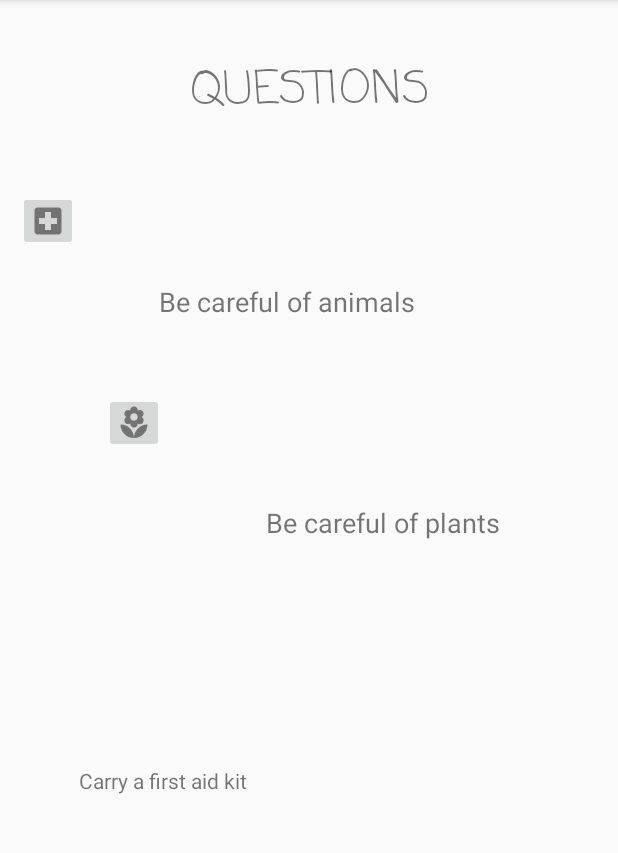
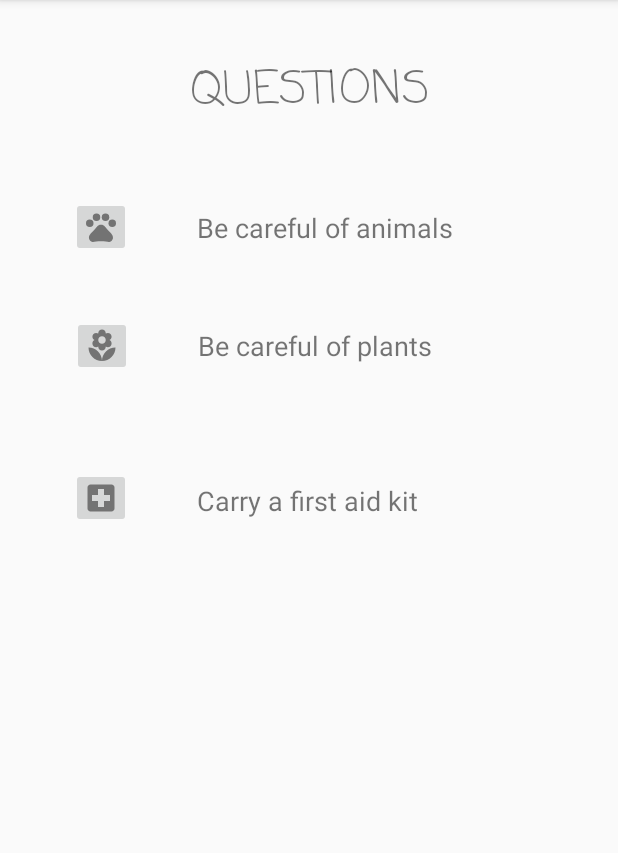
Before and after one commit to htotten/SBTrax, an Android app: the QuestionsActivity screen opened directly, with no data from a screen before it, on a phone screen of 412 x 824 dp, the part 84-937 px from its top. Run offline under Robolectric (Android 15) with nearby library versions, the phone set to English and light mode, and no system bars.

Commit message:
basic for questions page

```diff
--- a/app/src/main/res/layout/activity_questions.xml
+++ b/app/src/main/res/layout/activity_questions.xml
@@ -27,31 +27,30 @@
         android:id="@+id/wildlifebutton"
         android:layout_width="40dp"
         android:layout_height="40dp"
-        android:layout_marginStart="86dp"
-        android:layout_marginLeft="86dp"
-        android:layout_marginEnd="15dp"
-        android:layout_marginRight="15dp"
-        android:layout_marginBottom="45dp"
+        android:layout_marginStart="59dp"
+        android:layout_marginLeft="59dp"
+        android:layout_marginTop="36dp"
+        android:layout_marginEnd="22dp"
+        android:layout_marginRight="22dp"
+        android:layout_marginBottom="39dp"
         android:contentDescription="@string/action_wild"
         android:src="@drawable/ic_paw"
         app:layout_constraintBottom_toTopOf="@+id/plantlifebutton"
-        app:layout_constraintEnd_toStartOf="@+id/qheader"
+        app:layout_constraintEnd_toStartOf="@+id/wildtext"
         app:layout_constraintStart_toStartOf="parent"
-        app:layout_constraintTop_toTopOf="parent" />
+        app:layout_constraintTop_toBottomOf="@+id/qheader" />
 
     <TextView
         android:id="@+id/wildtext"
         android:layout_width="wrap_content"
         android:layout_height="wrap_content"
-        android:layout_marginStart="12dp"
-        android:layout_marginLeft="12dp"
-        android:layout_marginTop="93dp"
-        android:layout_marginEnd="105dp"
-        android:layout_marginRight="105dp"
-        android:layout_marginBottom="61dp"
+        android:layout_marginStart="22dp"
+        android:layout_marginLeft="22dp"
+        android:layout_marginTop="44dp"
+        android:layout_marginEnd="122dp"
+        android:layout_marginRight="122dp"
         android:text="Be careful of animals"
         android:textSize="18sp"
-        app:layout_constraintBottom_toTopOf="@+id/plantext"
         app:layout_constraintEnd_toEndOf="parent"
         app:layout_constraintStart_toEndOf="@+id/wildlifebutton"
         app:layout_constraintTop_toBottomOf="@+id/qheader" />
@@ -60,15 +59,13 @@
         android:id="@+id/plantlifebutton"
         android:layout_width="40dp"
         android:layout_height="40dp"
-        android:layout_marginStart="86dp"
-        android:layout_marginLeft="86dp"
-        android:layout_marginTop="45dp"
-        android:layout_marginEnd="34dp"
-        android:layout_marginRight="34dp"
-        android:layout_marginBottom="143dp"
+        android:layout_marginStart="59dp"
+        android:layout_marginLeft="59dp"
+        android:layout_marginTop="39dp"
+        android:layout_marginEnd="22dp"
+        android:layout_marginRight="22dp"
         android:contentDescription="@string/action_plant"
         android:src="@drawable/ic_flor"
-        app:layout_constraintBottom_toTopOf="@+id/firstaidtext"
         app:layout_constraintEnd_toStartOf="@+id/plantext"
         app:layout_constraintStart_toStartOf="parent"
         app:layout_constraintTop_toBottomOf="@+id/wildlifebutton" />
@@ -77,15 +74,13 @@
         android:id="@+id/plantext"
         android:layout_width="wrap_content"
         android:layout_height="wrap_content"
-        android:layout_marginStart="34dp"
-        android:layout_marginLeft="34dp"
-        android:layout_marginTop="61dp"
-        android:layout_marginEnd="96dp"
-        android:layout_marginRight="96dp"
-        android:layout_marginBottom="150dp"
+        android:layout_marginStart="22dp"
+        android:layout_marginLeft="22dp"
+        android:layout_marginTop="54dp"
+        android:layout_marginEnd="135dp"
+        android:layout_marginRight="135dp"
         android:text="Be careful of plants"
         android:textSize="18sp"
-        app:layout_constraintBottom_toTopOf="@+id/firstaidtext"
         app:layout_constraintEnd_toEndOf="parent"
         app:layout_constraintStart_toEndOf="@+id/plantlifebutton"
         app:layout_constraintTop_toBottomOf="@+id/wildtext" />
@@ -94,30 +89,34 @@
         android:id="@+id/firstaidbutton"
         android:layout_width="40dp"
         android:layout_height="40dp"
-        android:layout_marginStart="11dp"
-        android:layout_marginLeft="11dp"
-        android:layout_marginBottom="108dp"
+        android:layout_marginStart="59dp"
+        android:layout_marginLeft="59dp"
+        android:layout_marginTop="43dp"
+        android:layout_marginEnd="22dp"
+        android:layout_marginRight="22dp"
+        android:layout_marginBottom="398dp"
         android:src="@drawable/ic_aid"
-        app:layout_constraintBottom_toTopOf="@+id/firstaidtext"
+        app:layout_constraintBottom_toBottomOf="parent"
         app:layout_constraintEnd_toStartOf="@+id/firstaidtext"
         app:layout_constraintStart_toStartOf="parent"
-        app:layout_constraintTop_toTopOf="parent" />
+        app:layout_constraintTop_toBottomOf="@+id/plantlifebutton" />
 
     <TextView
         android:id="@+id/firstaidtext"
         android:layout_width="wrap_content"
         android:layout_height="wrap_content"
-        android:layout_marginStart="51dp"
-        android:layout_marginLeft="51dp"
-        android:layout_marginTop="108dp"
-        android:layout_marginEnd="245dp"
-        android:layout_marginRight="245dp"
-        android:layout_marginBottom="170dp"
+        android:layout_marginStart="22dp"
+        android:layout_marginLeft="22dp"
+        android:layout_marginTop="61dp"
+        android:layout_marginEnd="145dp"
+        android:layout_marginRight="145dp"
+        android:layout_marginBottom="405dp"
         android:text="Carry a first aid kit"
+        android:textSize="18sp"
         app:layout_constraintBottom_toBottomOf="parent"
         app:layout_constraintEnd_toEndOf="parent"
-        app:layout_constraintStart_toStartOf="parent"
-        app:layout_constraintTop_toBottomOf="@+id/firstaidbutton" />
+        app:layout_constraintStart_toEndOf="@+id/firstaidbutton"
+        app:layout_constraintTop_toBottomOf="@+id/plantext" />
 
 
 
```
